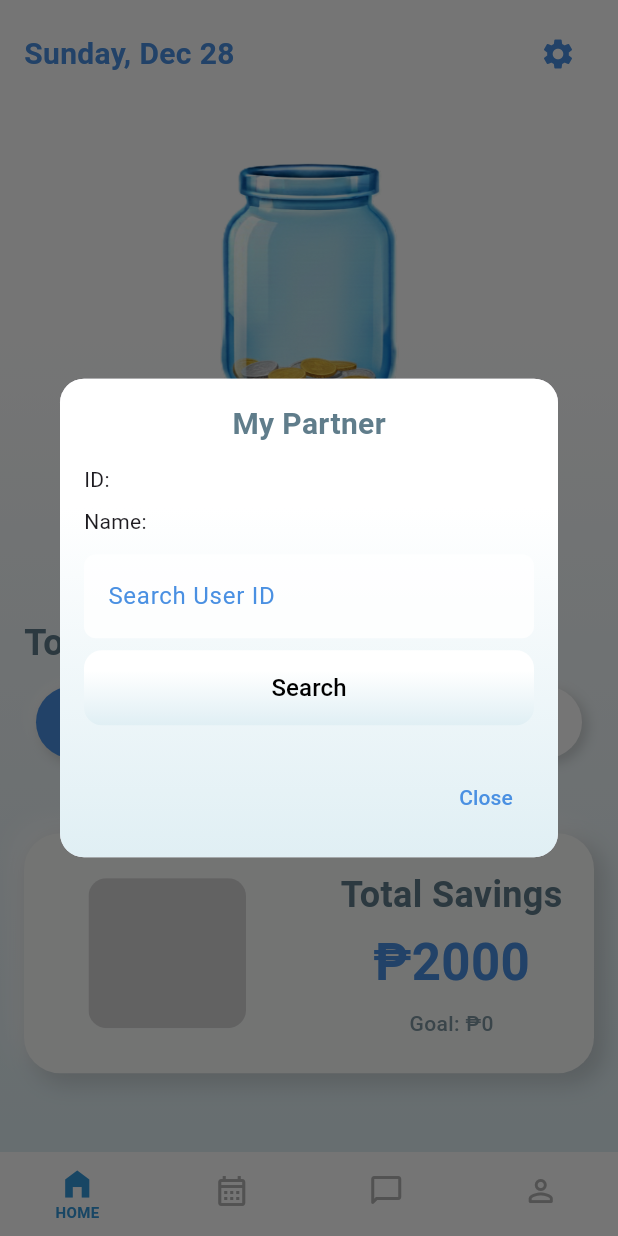
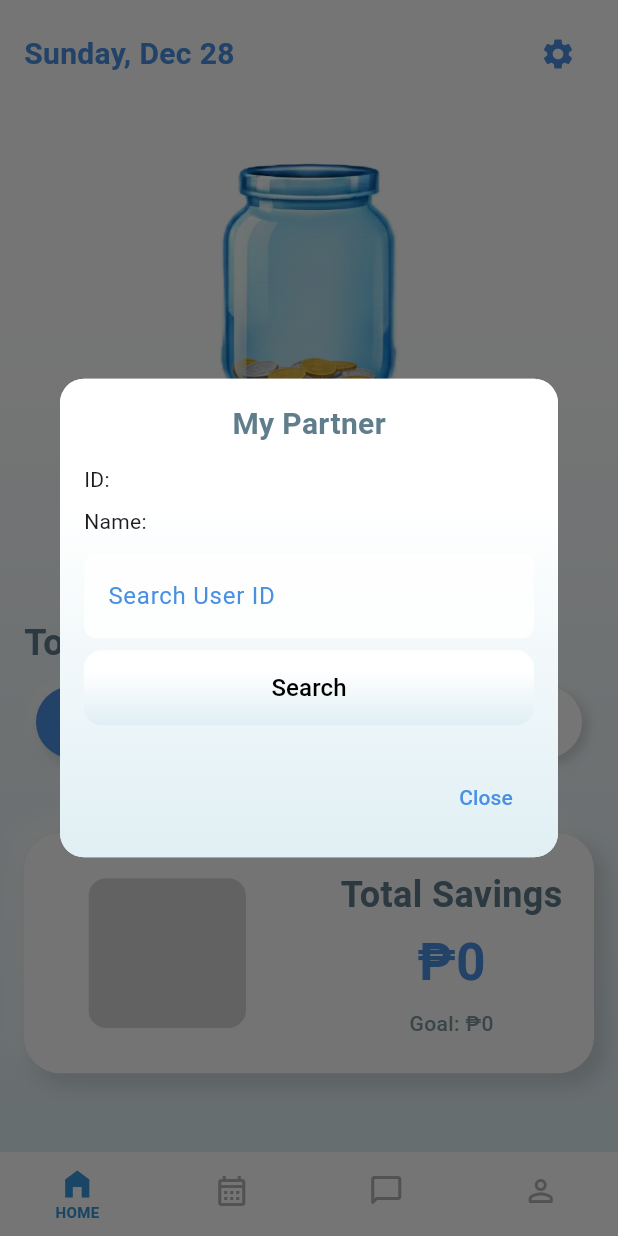
Before and after one commit to xebec1234/DateJar, a Flutter app: the MainHomeScreen screen opened by its route, after a tap on the "settings" icon, on a phone screen of 412 x 824 dp. Run offline on Flutter 3.47's test engine with Material 3 defaults, Android fonts, the phone set to English and light mode, and no system bars; drawn by our look-alikes of video_player; our stand-ins replace flutter_secure_storage, google_sign_in, table_calendar; accounts and stored records are empty; network calls fail.

Commit message:
fixed minor issues

```diff
--- a/lib/core/constant/api_constant.dart
+++ b/lib/core/constant/api_constant.dart
@@ -20,7 +20,7 @@ class ApiConstants {
 
   // Goals APIs
   static const String goals = "$baseUrl/goals";
-  static const String active = "$baseUrl/goals/active";
+  static const String activeGoals = "$baseUrl/goals/active";
   static String removeGoal(String goalId) => "$baseUrl/goals/$goalId";
 
   // Savings APIs
@@ -28,4 +28,5 @@ class ApiConstants {
   static String showSaving(String savingId) => "$baseUrl/savings/$savingId";
   static String updateSaving(String savingId) => "$baseUrl/savings/$savingId";
   static String removeSaving(String savingId) => "$baseUrl/savings/$savingId";
+  static const String activeSavings = "$baseUrl/savings/active";
 }
--- a/lib/features/home/home_screen.dart
+++ b/lib/features/home/home_screen.dart
@@ -26,6 +26,7 @@ class _HomeScreenState extends State<HomeScreen> {
     super.initState();
     _fetchPartner(); // fetch partner on screen load
     _fetchActiveGoal();
+    _fetchActiveSavings();
   }
 
   Future<void> _fetchPartner() async {
@@ -63,13 +64,32 @@ class _HomeScreenState extends State<HomeScreen> {
       final token = await storage.read(key: 'token');
       if (token == null) return;
 
-      final data = await ApiService.get(ApiConstants.active, token: token);
+      final data = await ApiService.get(ApiConstants.activeGoals, token: token);
       setState(() {
         _activeGoal = data.isEmpty ? null : data;
       });
     } catch (e) {
       debugPrint("No active goal");
       setState(() => _activeGoal = null);
+    }
+  }
+
+  Map<String, dynamic>? _activeSavings;
+
+  Future<void> _fetchActiveSavings() async {
+    try {
+      final token = await storage.read(key: 'token');
+
+      final data = await ApiService.get(
+        ApiConstants.activeSavings,
+        token: token,
+      );
+      setState(() {
+        _activeSavings = data.isEmpty ? null : data;
+      });
+    } catch (e) {
+      debugPrint("No active savings");
+      setState(() => _activeSavings = null);
     }
   }
 
@@ -92,18 +112,33 @@ class _HomeScreenState extends State<HomeScreen> {
     // }
     final String jarImagePath = 'assets/images/jar1.png';
 
-    final String weeklyProgressText = _activeGoal != null ? "WEEKLY PROGRESS" : "NO ACTIVE GOALS";
-    final int currentGoal = 100;
-    final int totalGoal = 100;
+    final String weeklyProgressText = _activeGoal != null
+        ? "WEEKLY PROGRESS"
+        : "NO ACTIVE GOALS";
+    final int userWeeklyGoal = _activeSavings != null
+        ? (_activeSavings!['weekly_savings_user'] as num).toInt()
+        : 0;
+
+    final int partnerWeeklyGoal = _activeSavings != null
+        ? (_activeSavings!['weekly_savings_partner'] as num).toInt()
+        : 0;
+
     final int weeklyGoalAmount = _activeGoal != null
         ? double.parse(_activeGoal!['weekly_goal']).toInt()
         : 0;
 
-    // Today's Savings
-    final int meSavings = 20; // static for now
-    final int loveSavings = 0; // static for now
+    final int meSavings = _activeSavings != null
+        ? (_activeSavings!['daily_savings_user'] as num).toInt()
+        : 0;
 
-    final int totalSavings = 2000;
+    final int loveSavings = _activeSavings != null
+        ? (_activeSavings!['daily_savings_partner'] as num).toInt()
+        : 0;
+
+    final int totalSavings = _activeSavings != null
+        ? (_activeSavings!['total_savings'] as num).toInt()
+        : 0;
+
     final int goalAmount = _activeGoal != null
         ? double.parse(_activeGoal!['total_goal']).toInt()
         : 0;
@@ -246,7 +281,7 @@ class _HomeScreenState extends State<HomeScreen> {
 
                 // Bottom Text (goal)
                 Text(
-                  "$currentGoal / $totalGoal",
+                  "$userWeeklyGoal / $partnerWeeklyGoal",
                   style: TextStyle(
                     fontSize: 20, // smaller subtext
                     color: AppColors.primary.withOpacity(0.7),
```
